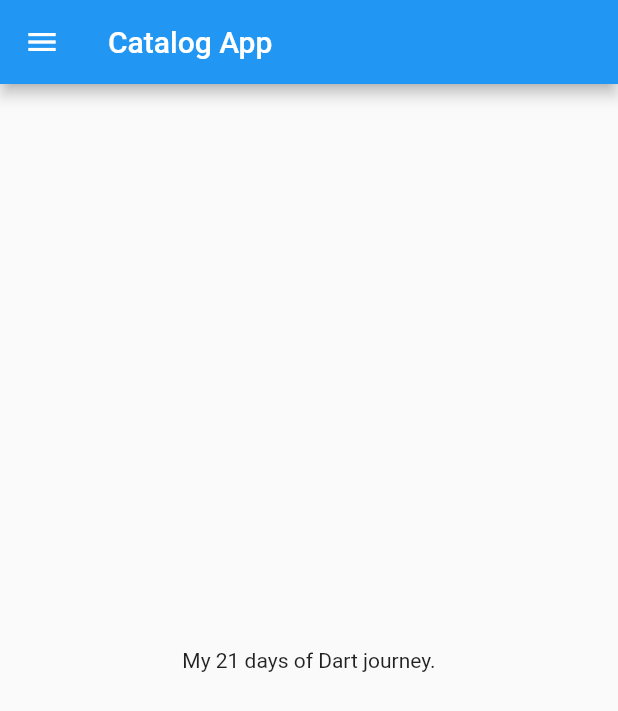
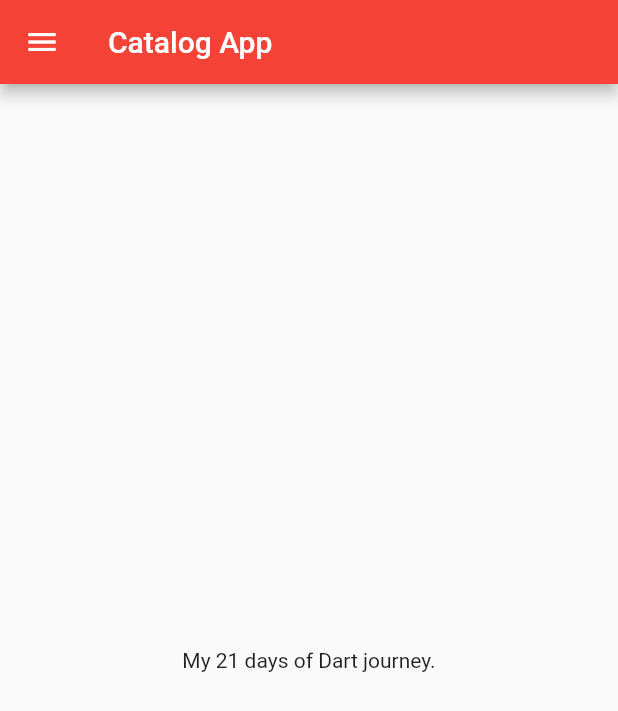
Before and after one commit to SHUBH130/21DaysOfFlutter, a Flutter app: the screen it shows after launch, on a phone screen of 412 x 824 dp. Shown: the top 711 px of the screen. Run offline on Flutter 3.47's test engine with Material 2 defaults, Android fonts, the phone set to English and light mode, and no system bars.

Commit message:
Day 2 Completed

```diff
--- a/lib/main.dart
+++ b/lib/main.dart
@@ -1,17 +1,26 @@
 import 'package:flutter/material.dart';
-import 'package:flutter_application_1/home_page.dart';
+import 'package:flutter_application_1/pages/home_page.dart';
+import 'package:flutter_application_1/pages/login_page.dart';
 
 void main() {
   runApp(MyApp());
 }
 
 class MyApp extends StatelessWidget {
-  const MyApp({Key? key}) : super(key: key);
-
   @override
   Widget build(BuildContext context) {
     return MaterialApp(
-      home: HomePage(),
+      themeMode: ThemeMode.light,
+      theme: ThemeData(primarySwatch: Colors.red),
+      darkTheme: ThemeData(
+        brightness: Brightness.dark,
+      ),
+      initialRoute: "/home",
+      routes: {
+        "/": (context) => LoginPage(),
+        "/home": (context) => HomePage(),
+        "/login": (context) => LoginPage()
+      },
     );
   }
 }
--- a/lib/home_page.dart
+++ b/lib/pages/home_page.dart
@@ -1,7 +1,6 @@
 import 'package:flutter/material.dart';
 
 class HomePage extends StatelessWidget {
-  const HomePage({Key? key}) : super(key: key);
   final int days = 21;
   final String name = "Dart";
 
```
Also changed, not shown: lib/pages/login_page.dart (added, +19 -0 lines), 1 other file.
